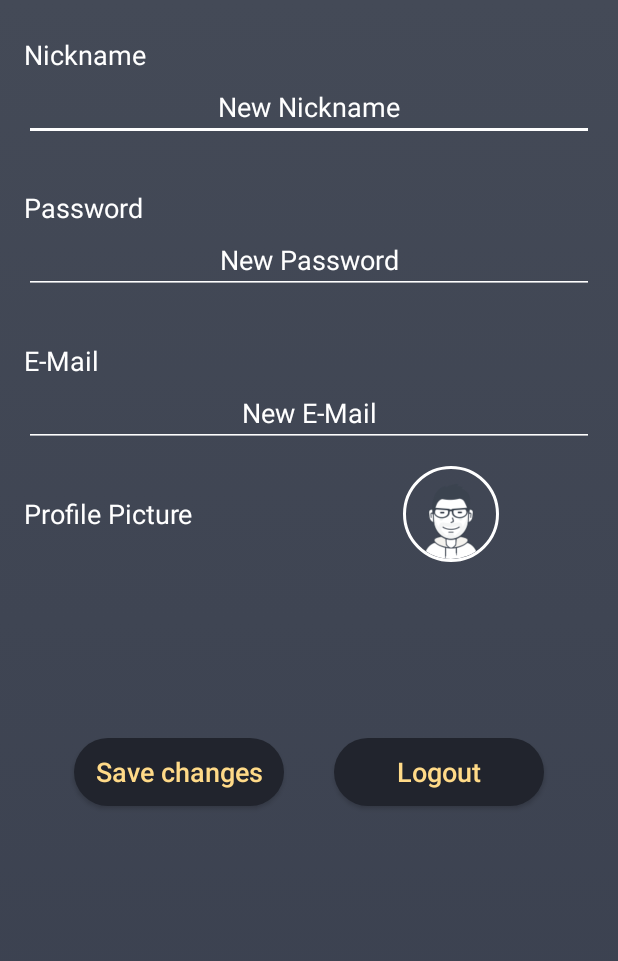
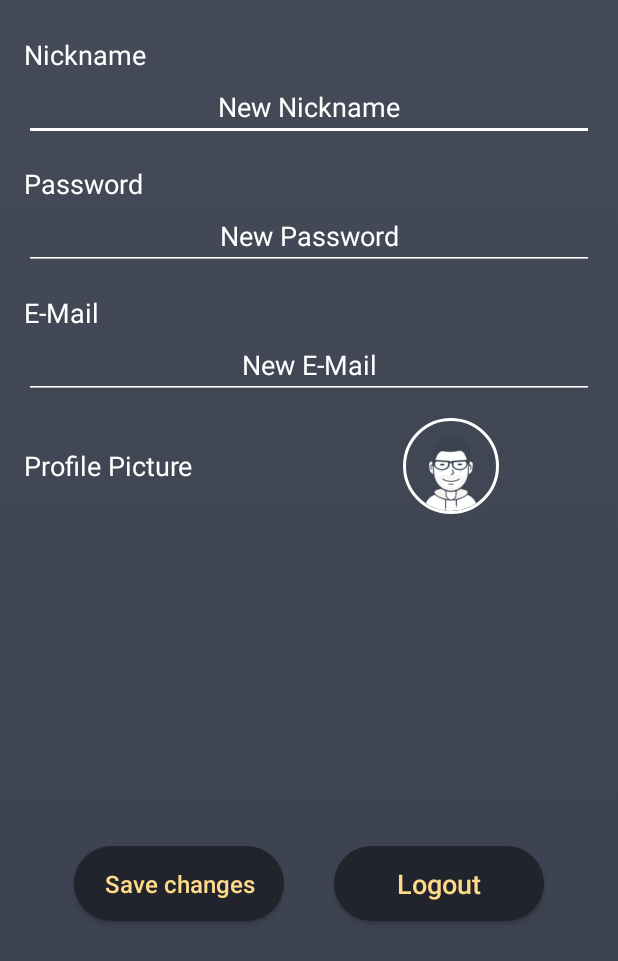
Before and after one commit to s-msimic/SmartKickertisch, an Android app: the fragment SettingsFragment shown on its own in the app's theme, after a tap on "Save changes", on a phone screen of 412 x 824 dp. Shown: the top 961 px of the screen. Run offline under Robolectric (Android 15) with nearby library versions, the phone set to English and light mode, and no system bars; our stand-ins replace CircleImageView, Firebase (no records; nobody signed in at launch, a user with empty details on screens opened directly), Picasso; pictures from the network do not load.

Commit message:
Added SettingsProgressBar and improved layout.

```diff
--- a/app/src/main/java/com/example/matte/smartkickertisch/SettingsFragment.java
+++ b/app/src/main/java/com/example/matte/smartkickertisch/SettingsFragment.java
@@ -23,6 +23,7 @@ import android.view.View;
 import android.view.ViewGroup;
 import android.widget.Button;
 import android.widget.EditText;
+import android.widget.ProgressBar;
 import android.widget.TextView;
 import android.widget.Toast;
 import com.google.firebase.auth.FirebaseAuth;
@@ -40,6 +41,7 @@ import de.hdodenhof.circleimageview.CircleImageView;
 import java.io.ByteArrayOutputStream;
 import java.io.IOException;
 import java.io.InputStream;
+import java.util.concurrent.atomic.AtomicInteger;
 
 import static android.app.Activity.RESULT_OK;
 
@@ -63,6 +65,7 @@ public class SettingsFragment extends Fragment {
     Button saveChangesButton;
     private Uri profilePictureUri;
     private Bitmap profilePictureBitmap;
+    private ProgressBar progressBar;
 
     public SettingsFragment() {
         // Required empty public constructor
@@ -95,11 +98,10 @@ public class SettingsFragment extends Fragment {
         newPassword = view.findViewById(R.id.changePasswordSettingEditText);
         newEMail = view.findViewById(R.id.changeMailSettingsEditText);
         errorMessageTextView = view.findViewById(R.id.errorSettingsTextView);
+        progressBar = view.findViewById(R.id.settingsProgressBar);
         currentNickname.setText(mAuth.getCurrentUser().getDisplayName());
         currentEMailAddress.setText(mAuth.getCurrentUser().getEmail());
-        currentProfilePictureCirecleImageView.setOnClickListener(new View.OnClickListener() {
-            @Override
-            public void onClick(View v) {
+        currentProfilePictureCirecleImageView.setOnClickListener(v -> {
             if (Build.VERSION.SDK_INT >= Build.VERSION_CODES.M) {
                 if (ActivityCompat.checkSelfPermission(getActivity(), Manifest.permission.READ_EXTERNAL_STORAGE) != PackageManager.PERMISSION_GRANTED) {
                     requestPermissions(new String[]{Manifest.permission.READ_EXTERNAL_STORAGE}, 1);
@@ -110,7 +112,6 @@ public class SettingsFragment extends Fragment {
             }
             else
                 pickImage();
-            }
         });
         Log.i(TAG, "onCreateView: photoUrl = " + mAuth.getCurrentUser().getPhotoUrl());
         if (mAuth.getCurrentUser().getPhotoUrl() != null) {
@@ -148,6 +149,8 @@ public class SettingsFragment extends Fragment {
     View.OnClickListener saveChangesListener = new View.OnClickListener() {
         @Override
         public void onClick(View v) {
+            progressBar.setVisibility(View.VISIBLE);
+            AtomicInteger tasksRunning = new AtomicInteger(0);
             Log.i(TAG, "onClick: nickname string = " + newNickname);
             final StringBuilder errorMessage = new StringBuilder();
             String nickname = newNickname.getText().toString();
@@ -163,9 +166,9 @@ public class SettingsFragment extends Fragment {
             }
 
             if (!nickname.equals("") && !nickname.equals(currentNickname.getText().toString()) && errorMessage.toString().equals("")) {
+                tasksRunning.addAndGet(1);
                 Log.d(TAG, "onClick: editText nickname = " + newNickname.getText());
                 Log.d(TAG, "onClick: nickname " + nickname);
-
 
                 database.getReference("users/").child(mAuth.getCurrentUser().getUid()).child("nickName").setValue(nickname);
                 currentNickname.setText(nickname);
@@ -181,11 +184,16 @@ public class SettingsFragment extends Fragment {
                             Log.e(TAG, "onFailure: unvalid nickname = ", e);
                             errorMessage.append(e.getMessage());
                             errorMessageTextView.setText(errorMessage);
+                        })
+                        .addOnCompleteListener(voidTask -> {
+                            if (tasksRunning.decrementAndGet() == 0)
+                                progressBar.setVisibility(View.GONE);
                         });
                 newNickname.setText("");
             }
 
             if (!eMail.equals("")) {
+                tasksRunning.addAndGet(1);
                 Log.d(TAG, "onClick: email " + eMail);
 
                 mAuth.getCurrentUser().updateEmail(eMail)
@@ -193,16 +201,22 @@ public class SettingsFragment extends Fragment {
                             Log.i(TAG, "onSuccess: new mail = " + eMail);
                             currentEMailAddress.setText(eMail);
                             Toast.makeText(getContext(), "E-Mail Address updated!", Toast.LENGTH_SHORT).show();
+                            Log.i(TAG, "onClick: new mail = " + mAuth.getCurrentUser().getEmail());
                         })
                         .addOnFailureListener(e -> {
                             Log.e(TAG, "onFailure: unvalid eMail ",e);
                             errorMessage.append(e.getMessage()).append("\n");
                             errorMessageTextView.setText(errorMessage);
+                        })
+                        .addOnCompleteListener(voidTask -> {
+                            if (tasksRunning.decrementAndGet() == 0) {
+                                progressBar.setVisibility(View.GONE);
+                            }
                         });
-                Log.i(TAG, "onClick: new mail = " + mAuth.getCurrentUser().getEmail());
             }
 
             if (!password.equals("")) {
+                tasksRunning.addAndGet(1);
                 Log.i(TAG, "onClick: password " + password);
 
                 mAuth.getCurrentUser().updatePassword(password)
@@ -214,16 +228,22 @@ public class SettingsFragment extends Fragment {
                             Log.e(TAG, "onFailure: ",e);
                             errorMessage.append(e.getMessage()).append("\n");
                             errorMessageTextView.setText(errorMessage);
+                        })
+                        .addOnCompleteListener(voidTask -> {
+                            if (tasksRunning.decrementAndGet() == 0)
+                                progressBar.setVisibility(View.GONE);
                         });
             }
             if (profilePictureUri != null) {
+                tasksRunning.addAndGet(1);
                 // Get the data from an ImageView as bytes
                 ByteArrayOutputStream baos = new ByteArrayOutputStream();
                 profilePictureBitmap.compress(Bitmap.CompressFormat.JPEG, 100, baos);
                 byte[] data = baos.toByteArray();
 
                 UploadTask uploadTask = mStorageRef.child("users/" + mAuth.getCurrentUser().getUid() + "/profileImage.jpg").putBytes(data);
-                    uploadTask.addOnFailureListener(exception -> Log.d("Storage", exception.getMessage()))
+                uploadTask
+                        .addOnFailureListener(exception -> Log.d("Storage", exception.getMessage()))
                         .addOnSuccessListener(taskSnapshot -> {
                             // taskSnapshot.getMetadata() contains file metadata such as size, content-type, etc.
                             // ...
@@ -245,8 +265,14 @@ public class SettingsFragment extends Fragment {
                                                     }
                                                 });
                                     });
+                        })
+                        .addOnCompleteListener(voidTask -> {
+                            if (tasksRunning.decrementAndGet() == 0)
+                                progressBar.setVisibility(View.GONE);
                         });
             }
+            if (tasksRunning.get() == 0)
+                progressBar.setVisibility(View.GONE);
             errorMessageTextView.setText(errorMessage);
         }
     };
--- a/app/src/main/res/layout/activity_lobby.xml
+++ b/app/src/main/res/layout/activity_lobby.xml
@@ -16,7 +16,7 @@
         android:text="Return"
         android:textAllCaps="false"
         android:textColor="@color/colorSignUpButtonText"
-        android:textSize="17sp"
+        android:textSize="16sp"
         app:layout_constraintTop_toTopOf="parent"
         app:layout_constraintBottom_toBottomOf="parent"
         app:layout_constraintStart_toStartOf="parent"
@@ -32,7 +32,7 @@
         android:background="@drawable/round_button"
         android:textColor="@color/colorSignUpButtonText"
         android:text="Delete"
-        android:textSize="17sp"
+        android:textSize="16sp"
         android:textAllCaps="false"
         app:layout_constraintTop_toTopOf="parent"
         app:layout_constraintBottom_toBottomOf="parent"
--- a/app/src/main/res/layout/fragment_settings.xml
+++ b/app/src/main/res/layout/fragment_settings.xml
@@ -57,7 +57,7 @@
        android:text="Password"
        android:textColor="@color/colorWhite"
        android:textSize="18sp"
-       android:layout_marginTop="32dp"
+       android:layout_marginTop="16dp"
        app:layout_constraintTop_toBottomOf="@id/changeNickSettingEditText"
        app:layout_constraintBottom_toTopOf="@+id/changePasswordSettingEditText"
        app:layout_constraintStart_toStartOf="parent"
@@ -88,7 +88,7 @@
        android:text="E-Mail"
        android:textColor="@color/colorWhite"
        android:textSize="18sp"
-       android:layout_marginTop="32dp"
+       android:layout_marginTop="16dp"
        app:layout_constraintTop_toBottomOf="@id/changePasswordSettingEditText"
        app:layout_constraintStart_toStartOf="parent"
    />
@@ -162,23 +162,23 @@
 
    <Button
        android:layout_width="140dp"
-       android:layout_height="45dp"
+       android:layout_height="50dp"
        android:id="@+id/saveChangesButton"
        android:text="@string/save_changes"
        android:textAllCaps="false"
-       android:textSize="18sp"
+       android:textSize="16sp"
        android:textColor="@color/colorSignUpButtonText"
        android:background="@drawable/round_button"
        app:layout_constraintStart_toStartOf="parent"
        app:layout_constraintEnd_toStartOf="@id/logoutSettingsButton"
-       app:layout_constraintTop_toBottomOf="@id/errorSettingsTextView"
+       app:layout_constraintTop_toBottomOf="@id/settingsProgressBar"
        app:layout_constraintBottom_toBottomOf="parent"
        app:layout_constraintVertical_bias="0.25"
    />
 
    <Button
        android:layout_width="140dp"
-       android:layout_height="45dp"
+       android:layout_height="50dp"
        android:id="@+id/logoutSettingsButton"
        android:text="@string/logout"
        android:textAllCaps="false"
@@ -191,4 +191,15 @@
        app:layout_constraintBottom_toBottomOf="@id/saveChangesButton"
    />
 
+   <ProgressBar
+       android:layout_width="wrap_content"
+       android:layout_height="wrap_content"
+       android:id="@+id/settingsProgressBar"
+       android:visibility="gone"
+       app:layout_constraintStart_toStartOf="parent"
+       app:layout_constraintEnd_toEndOf="parent"
+       app:layout_constraintTop_toBottomOf="@id/errorSettingsTextView"
+       app:layout_constraintBottom_toTopOf="@id/saveChangesButton"
+       />
+
 </android.support.constraint.ConstraintLayout>
```
Also changed, not shown: app/src/main/java/com/example/matte/smartkickertisch/ProfileActivity.java (+52 -33 lines), app/src/main/java/com/example/matte/smartkickertisch/SignUpActivity.java (+8 -25 lines). Lines whose indentation alone changed are shown as unchanged.
